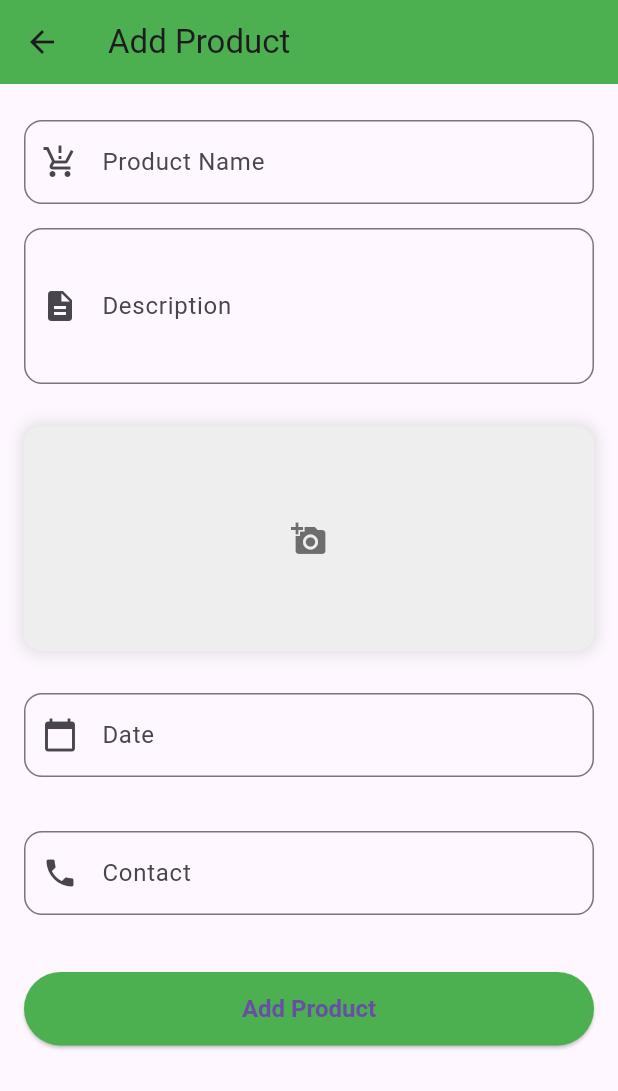
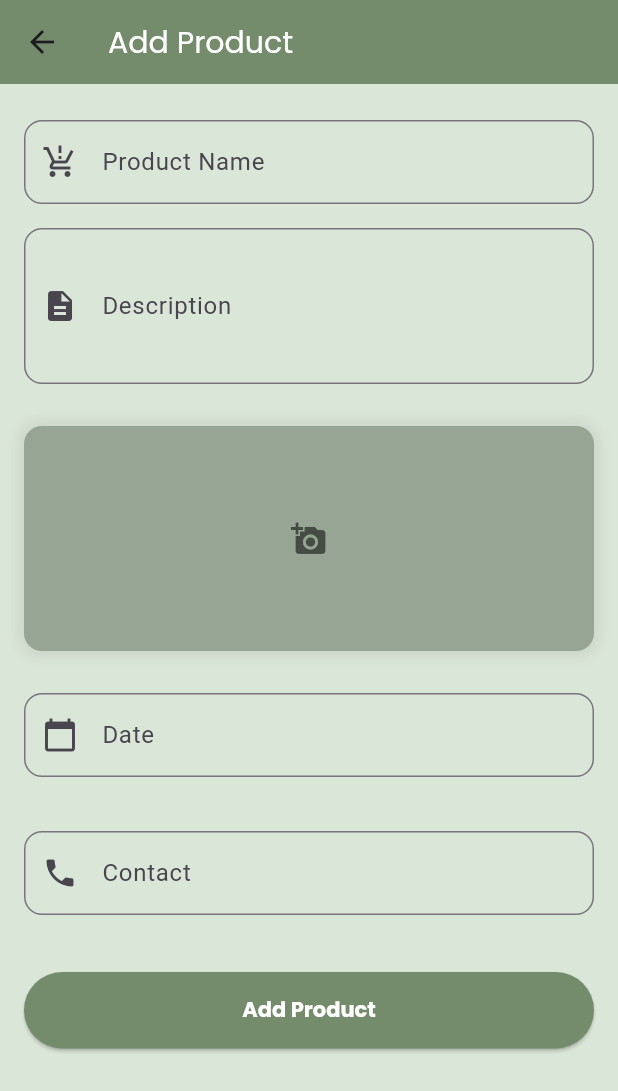
Before and after one commit to farmlink9633/farmlink, a Flutter app: the Rootscreen screen opened directly, item 2 of the bottom bar chosen, after a tap on the "add" icon, on a phone screen of 412 x 824 dp. Shown: the top 1091 px of the screen. Run offline on Flutter 3.47's test engine with Material 3 defaults, Android fonts, the phone set to English and light mode, and no system bars; our stand-ins replace google_fonts, image_picker, permission_handler, shared_preferences; accounts and stored records are empty; network calls fail.

Commit message:
productscreen

```diff
--- a/lib/farmer/farmer_product_add_screen.dart
+++ b/lib/farmer/farmer_product_add_screen.dart
@@ -1,5 +1,6 @@
 import 'package:farmlink/utils.dart';
 import 'package:flutter/material.dart';
+import 'package:google_fonts/google_fonts.dart';
 import 'package:image_picker/image_picker.dart';
 import 'package:http/http.dart' as http;
 import 'dart:io';
@@ -70,12 +71,12 @@ class _ProductAddScreenState extends State<ProductAddScreen> {
       if (response.statusCode == 200) {
         ScaffoldMessenger.of(context).showSnackBar(SnackBar(
           content: Text('Product added successfully!'),
-          backgroundColor: Colors.green,
+          backgroundColor: const Color.fromARGB(255, 60, 111, 61),
         ));
       } else {
         ScaffoldMessenger.of(context).showSnackBar(SnackBar(
           content: Text('Failed to add product!'),
-          backgroundColor: Colors.red,
+          backgroundColor: const Color.fromARGB(255, 239, 88, 78),
         ));
       }
     }
@@ -84,9 +85,16 @@ class _ProductAddScreenState extends State<ProductAddScreen> {
   @override
   Widget build(BuildContext context) {
     return Scaffold(
+      backgroundColor:const Color.fromARGB(236, 215, 228, 212),
       appBar: AppBar(
-        title: Text('Add Product'),
-        backgroundColor: Colors.green,
+        title: Text(
+          'Add Product',
+            style: GoogleFonts.poppins(
+            fontSize: 20,
+            color: Colors.white,
+          ),
+        ),
+        backgroundColor: const Color.fromARGB(255, 116, 140, 107),
         elevation: 0,
       ),
       body: Padding(
@@ -99,6 +107,7 @@ class _ProductAddScreenState extends State<ProductAddScreen> {
               children: [
                 // Product Name
                 _buildTextFormField(
+
                   controller: _productNameController,
                   label: 'Product Name',
                   icon: Icons.production_quantity_limits,
@@ -123,7 +132,7 @@ class _ProductAddScreenState extends State<ProductAddScreen> {
                           height: 150,
                           width: double.infinity,
                           decoration: BoxDecoration(
-                            color: Colors.grey[200],
+                            color: const Color.fromARGB(255, 150, 165, 148),
                             borderRadius: BorderRadius.circular(12),
                             boxShadow: [
                               BoxShadow(color: Colors.grey.withOpacity(0.3), blurRadius: 8, spreadRadius: 2)
@@ -165,9 +174,15 @@ class _ProductAddScreenState extends State<ProductAddScreen> {
                       width: double.infinity,
                       child: ElevatedButton(
                           onPressed: _addProduct,
-                          child: Text('Add Product'),
+                          child: Text(
+                            'Add Product',
+                          style: GoogleFonts.poppins(
+                          fontSize: 14,
+                          color: Colors.white,
+                            ),
+                            ),
                           style: ElevatedButton.styleFrom(
-                            backgroundColor: Colors.green,
+                            backgroundColor: const Color.fromARGB(255, 116, 140, 107),
                             padding: EdgeInsets.symmetric(vertical: 15),
                             shape: RoundedRectangleBorder(
                               borderRadius: BorderRadius.circular(30),
@@ -202,11 +217,11 @@ class _ProductAddScreenState extends State<ProductAddScreen> {
           prefixIcon: Icon(icon),
           border: OutlineInputBorder(
             borderRadius: BorderRadius.circular(12),
-            borderSide: BorderSide(color: Colors.green),
+            borderSide: BorderSide(color: const Color.fromARGB(255, 89, 120, 90)),
           ),
           focusedBorder: OutlineInputBorder(
             borderRadius: BorderRadius.circular(12),
-            borderSide: BorderSide(color: Colors.green),
+            borderSide: BorderSide(color: const Color.fromARGB(255, 73, 110, 74) ),
           ),
         ),
         validator: validator,
--- a/lib/farmer/farmer_product_screen.dart
+++ b/lib/farmer/farmer_product_screen.dart
@@ -51,6 +51,7 @@ class _FarmersProductScreenState extends State<FarmersProductScreen> {
   @override
   Widget build(BuildContext context) {
     return Scaffold(
+      backgroundColor: const Color.fromARGB(236, 215, 228, 212),
       body: Column(
         children: [
           Padding(
@@ -124,8 +125,8 @@ class _FarmersProductScreenState extends State<FarmersProductScreen> {
           // Action to add a new product
           Navigator.push(context, MaterialPageRoute(builder: (context) => ProductAddScreen(),));
         },
-        backgroundColor: const Color.fromARGB(255, 35, 134, 38),
-        child: Icon(Icons.add),
+        backgroundColor: const Color.fromARGB(255, 116, 140, 107) ,
+        child: Icon(Icons.add, color: Colors.white),
       ),
     );
   }
--- a/lib/farmer/rootscreen.dart
+++ b/lib/farmer/rootscreen.dart
@@ -30,9 +30,9 @@ class _RootscreenState extends State<Rootscreen> {
   @override
   Widget build(BuildContext context) {
     return Scaffold(
+     backgroundColor:  const Color.fromARGB(236, 215, 228, 212),
       appBar: AppBar(
         backgroundColor: const Color.fromARGB(255, 116, 140, 107),
-
 
       ),
       body: _widgetOptions.elementAt(_selectedIndex),
@@ -58,8 +58,8 @@ class _RootscreenState extends State<Rootscreen> {
           ),
         ],
         currentIndex: _selectedIndex,
-        selectedItemColor: const Color.fromARGB(255, 41, 73, 43),
-        unselectedItemColor: Colors.grey,
+        selectedItemColor: const Color.fromARGB(255, 42, 77, 44),
+        unselectedItemColor: const Color.fromARGB(255, 199, 196, 196),
         onTap: _onItemTapped,
         showUnselectedLabels: true,
       ),
--- a/lib/utils.dart
+++ b/lib/utils.dart
@@ -1 +1 @@
- String baseurl='https://dda2-117-213-11-248.ngrok-free.app';
+ String baseurl='https://978f-117-243-208-249.ngrok-free.app';
```
Also changed, not shown: lib/farmer/farmer_product_details_screen.dart (+12 -5 lines), lib/farmer/farmerprofilescreen.dart (+10 -18 lines).
